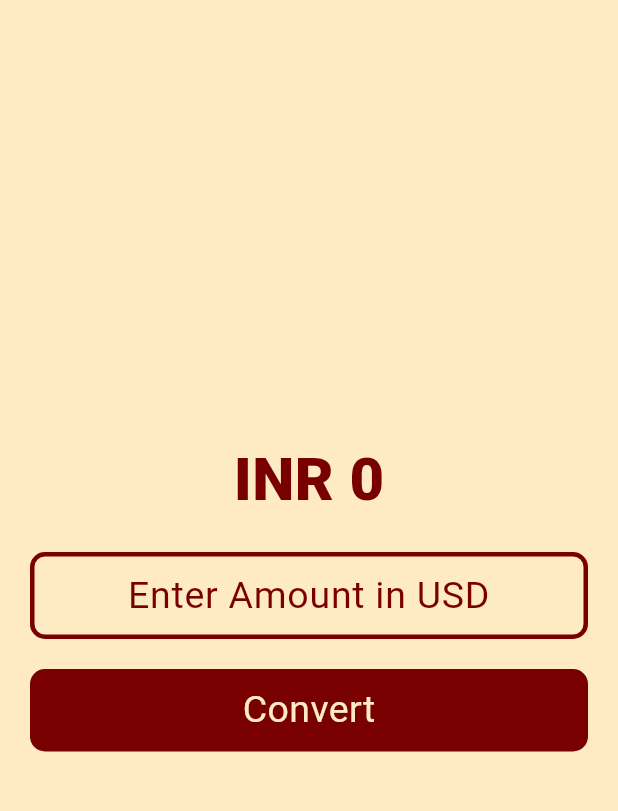
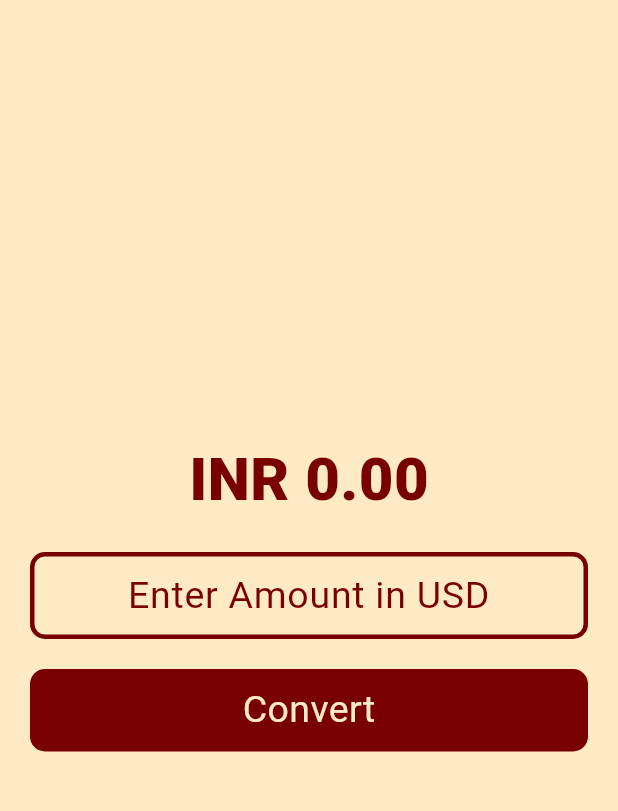
Before and after one commit to PushkarOnGit/Currency-Converter, a Flutter app: the screen it shows after launch, after a tap on "Convert", on a phone screen of 412 x 824 dp, the part 66-877 px from its top. Run offline on Flutter 3.47's test engine with Material 3 defaults, Android fonts, the phone set to English and light mode, and no system bars.

```diff
--- a/lib/pages/currency_converter_page.dart
+++ b/lib/pages/currency_converter_page.dart
@@ -11,6 +11,7 @@ class _CurrencyControllerPageState extends State<CurrencyConverterPage> {
   num result = 0;
   void convert() {
     result = double.parse(_controller.text) * 81;
+    _controller.clear();
     setState(() {});
   }
 
@@ -41,7 +42,7 @@ class _CurrencyControllerPageState extends State<CurrencyConverterPage> {
             children: [
               // ANSWER
               Text(
-                "INR $result",
+                "INR ${result.toStringAsFixed(2)}",
                 style: TextStyle(
                   color: Color.fromARGB(255, 120, 0, 0),
                   fontSize: 40,
```
